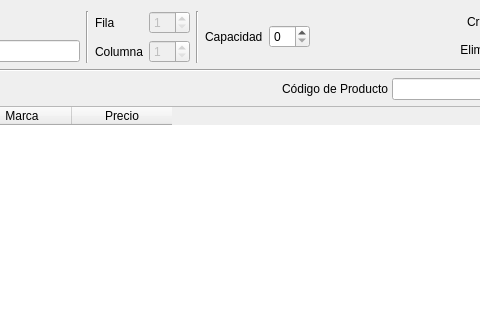
The window that vitrina/ui_contenedor_datos.ui (rodety/manager) describes before a commit, drawn with Qt 5; both pictures show x 238 to 718 and y 0 to 320 of the 799 by 519 pixel window.
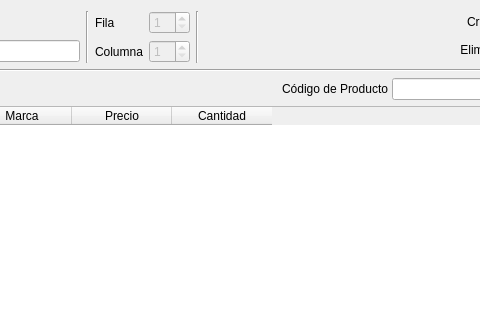
The same window after the commit. Icons and pictures are not drawn.

Patch:
```diff
--- a/vitrina/ui_contenedor_datos.ui
+++ b/vitrina/ui_contenedor_datos.ui
@@ -162,18 +162,7 @@
           </widget>
          </item>
          <item row="0" column="4">
-          <layout class="QGridLayout" name="gridLayout_4">
-           <item row="0" column="0">
-            <widget class="QLabel" name="label_6">
-             <property name="text">
-              <string>Capacidad</string>
-             </property>
-            </widget>
-           </item>
-           <item row="0" column="1">
-            <widget class="QSpinBox" name="spinBox_capacidad"/>
-           </item>
-          </layout>
+          <layout class="QGridLayout" name="gridLayout_4"/>
          </item>
         </layout>
        </item>
@@ -390,6 +379,11 @@
              <string>Precio</string>
             </property>
            </column>
+           <column>
+            <property name="text">
+             <string>Cantidad</string>
+            </property>
+           </column>
           </widget>
          </item>
         </layout>
```
Left out of the diff: 12 changed lines with no effect on the pictures.
